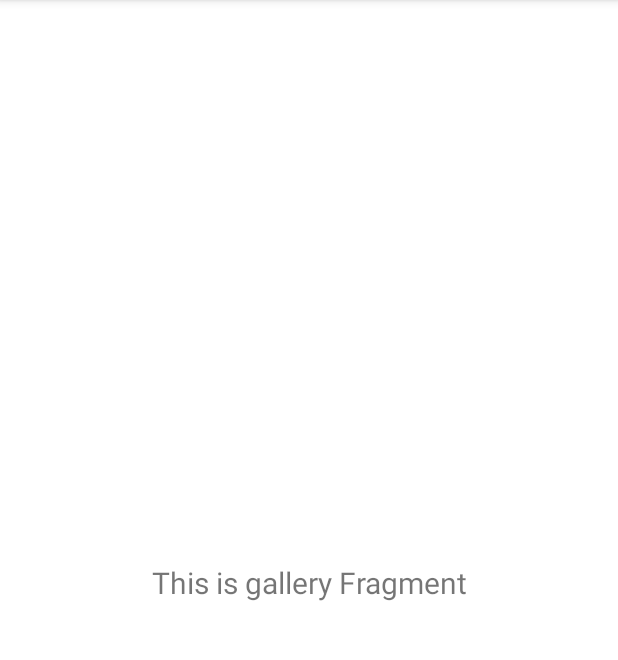
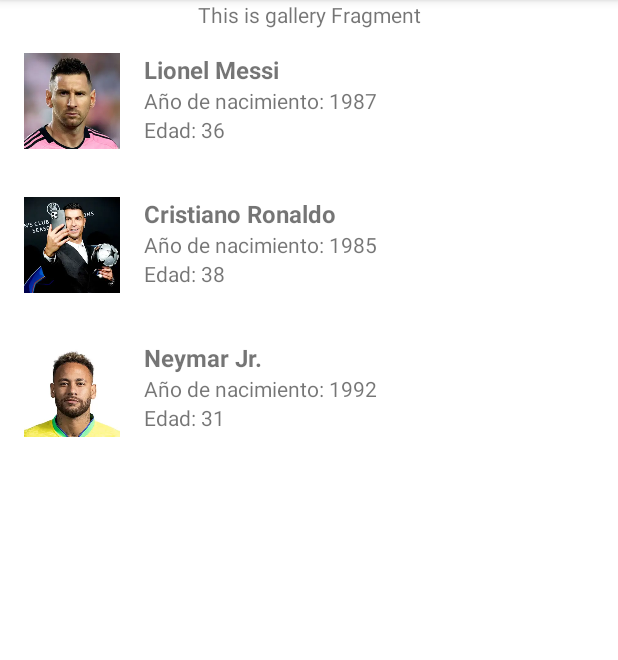
Before and after one commit to Adan28742/Pc01_Picon, an Android app: the fragment GalleryFragment shown on its own in the app's theme, on a phone screen of 412 x 824 dp, the part 84-744 px from its top. Run offline under Robolectric (Android 15) with nearby library versions, the phone set to English and light mode, and no system bars.

Commit message:
Avance_2

```diff
--- /dev/null
+++ b/app/src/main/java/dev/luisacu/pc01_picon_1_y_2/Player.kt
@@ -0,0 +1,10 @@
+package dev.luisacu.pc01_picon_1_y_2
+
+data class Player(
+    val imageResId: Int, // Recurso de la imagen
+    val fullName: String,
+    val birthYear: Int
+) {
+    val age: Int
+        get() = 2023 - birthYear // Calcula la edad
+}
--- /dev/null
+++ b/app/src/main/java/dev/luisacu/pc01_picon_1_y_2/PlayersAdapter.kt
@@ -0,0 +1,33 @@
+package dev.luisacu.pc01_picon_1_y_2
+
+import android.view.LayoutInflater
+import android.view.View
+import android.view.ViewGroup
+import android.widget.ImageView
+import android.widget.TextView
+import androidx.recyclerview.widget.RecyclerView
+
+class PlayersAdapter(private val players: List<Player>) : RecyclerView.Adapter<PlayersAdapter.PlayerViewHolder>() {
+
+    inner class PlayerViewHolder(itemView: View) : RecyclerView.ViewHolder(itemView) {
+        val imagePlayer: ImageView = itemView.findViewById(R.id.imagePlayer)
+        val textFullName: TextView = itemView.findViewById(R.id.textFullName)
+        val textBirthYear: TextView = itemView.findViewById(R.id.textBirthYear)
+        val textAge: TextView = itemView.findViewById(R.id.textAge)
+    }
+
+    override fun onCreateViewHolder(parent: ViewGroup, viewType: Int): PlayerViewHolder {
+        val view = LayoutInflater.from(parent.context).inflate(R.layout.item_player, parent, false)
+        return PlayerViewHolder(view)
+    }
+
+    override fun onBindViewHolder(holder: PlayerViewHolder, position: Int) {
+        val player = players[position]
+        holder.imagePlayer.setImageResource(player.imageResId)
+        holder.textFullName.text = player.fullName
+        holder.textBirthYear.text = "Año de nacimiento: ${player.birthYear}"
+        holder.textAge.text = "Edad: ${player.age}"
+    }
+
+    override fun getItemCount() = players.size
+}
--- a/app/src/main/java/dev/luisacu/pc01_picon_1_y_2/login_activity.kt
+++ b/app/src/main/java/dev/luisacu/pc01_picon_1_y_2/login_activity.kt
@@ -1,5 +1,6 @@
 package dev.luisacu.pc01_picon_1_y_2
 
+import android.content.Intent
 import android.content.SharedPreferences
 import android.os.Bundle
 import android.widget.Button
@@ -44,6 +45,8 @@ class login_activity : AppCompatActivity() {
 
             // Mostrar un mensaje de éxito
             Toast.makeText(this, "Login exitoso", Toast.LENGTH_SHORT).show()
+            val intent = Intent(this, MainActivity::class.java)
+            startActivity(intent)
         } else {
             // Mostrar un mensaje de error
             Toast.makeText(this, "Credenciales incorrectas", Toast.LENGTH_SHORT).show()
--- a/app/src/main/java/dev/luisacu/pc01_picon_1_y_2/ui/gallery/GalleryFragment.kt
+++ b/app/src/main/java/dev/luisacu/pc01_picon_1_y_2/ui/gallery/GalleryFragment.kt
@@ -4,18 +4,29 @@ import android.os.Bundle
 import android.view.LayoutInflater
 import android.view.View
 import android.view.ViewGroup
-import android.widget.TextView
 import androidx.fragment.app.Fragment
 import androidx.lifecycle.ViewModelProvider
+import androidx.recyclerview.widget.LinearLayoutManager
+import androidx.recyclerview.widget.RecyclerView
+import dev.luisacu.pc01_picon_1_y_2.PlayersAdapter
+import dev.luisacu.pc01_picon_1_y_2.R
+import dev.luisacu.pc01_picon_1_y_2.Player
 import dev.luisacu.pc01_picon_1_y_2.databinding.FragmentGalleryBinding
 
 class GalleryFragment : Fragment() {
 
     private var _binding: FragmentGalleryBinding? = null
+    private val binding get() = _binding!!
 
-    // This property is only valid between onCreateView and
-    // onDestroyView.
-    private val binding get() = _binding!!
+    private lateinit var recyclerView: RecyclerView
+    private lateinit var playersAdapter: PlayersAdapter
+
+    // Lista de jugadores de ejemplo
+    private val players = listOf(
+        Player(R.drawable.player1, "Lionel Messi", 1987),
+        Player(R.drawable.player2, "Cristiano Ronaldo", 1985),
+        Player(R.drawable.player3, "Neymar Jr.", 1992)
+    )
 
     override fun onCreateView(
         inflater: LayoutInflater,
@@ -28,10 +39,18 @@ class GalleryFragment : Fragment() {
         _binding = FragmentGalleryBinding.inflate(inflater, container, false)
         val root: View = binding.root
 
-        val textView: TextView = binding.textGallery
-        galleryViewModel.text.observe(viewLifecycleOwner) {
-            textView.text = it
+        // Configuración del RecyclerView
+        recyclerView = binding.recyclerViewPlayers
+        playersAdapter = PlayersAdapter(players)
+
+        recyclerView.layoutManager = LinearLayoutManager(context)
+        recyclerView.adapter = playersAdapter
+
+        // Observando el texto del ViewModel (opcional)
+        galleryViewModel.text.observe(viewLifecycleOwner) { text ->
+            binding.textGallery.text = text
         }
+
         return root
     }
 
--- a/app/src/main/res/layout/fragment_gallery.xml
+++ b/app/src/main/res/layout/fragment_gallery.xml
@@ -7,16 +7,22 @@
     tools:context=".ui.gallery.GalleryFragment">
 
     <TextView
-        android:id="@+id/text_gallery"
-        android:layout_width="match_parent"
+        android:id="@+id/textGallery"
+        android:layout_width="wrap_content"
         android:layout_height="wrap_content"
-        android:layout_marginStart="8dp"
-        android:layout_marginTop="8dp"
-        android:layout_marginEnd="8dp"
-        android:textAlignment="center"
-        android:textSize="20sp"
-        app:layout_constraintBottom_toBottomOf="parent"
+        android:text="Players"
+        app:layout_constraintBottom_toTopOf="@+id/recyclerViewPlayers"
         app:layout_constraintEnd_toEndOf="parent"
         app:layout_constraintStart_toStartOf="parent"
         app:layout_constraintTop_toTopOf="parent" />
+
+    <androidx.recyclerview.widget.RecyclerView
+        android:id="@+id/recyclerViewPlayers"
+        android:layout_width="0dp"
+        android:layout_height="0dp"
+        app:layout_constraintTop_toBottomOf="@+id/textGallery"
+        app:layout_constraintBottom_toBottomOf="parent"
+        app:layout_constraintStart_toStartOf="parent"
+        app:layout_constraintEnd_toEndOf="parent" />
+
 </androidx.constraintlayout.widget.ConstraintLayout>
--- /dev/null
+++ b/app/src/main/res/layout/item_player.xml
@@ -0,0 +1,37 @@
+<?xml version="1.0" encoding="utf-8"?>
+<LinearLayout xmlns:android="http://schemas.android.com/apk/res/android"
+    android:layout_width="match_parent"
+    android:layout_height="wrap_content"
+    android:orientation="horizontal"
+    android:padding="16dp">
+
+    <ImageView
+        android:id="@+id/imagePlayer"
+        android:layout_width="64dp"
+        android:layout_height="64dp"
+        android:layout_marginEnd="16dp"/>
+
+    <LinearLayout
+        android:layout_width="0dp"
+        android:layout_height="wrap_content"
+        android:layout_weight="1"
+        android:orientation="vertical">
+
+        <TextView
+            android:id="@+id/textFullName"
+            android:layout_width="wrap_content"
+            android:layout_height="wrap_content"
+            android:textSize="16sp"
+            android:textStyle="bold"/>
+
+        <TextView
+            android:id="@+id/textBirthYear"
+            android:layout_width="wrap_content"
+            android:layout_height="wrap_content"/>
+
+        <TextView
+            android:id="@+id/textAge"
+            android:layout_width="wrap_content"
+            android:layout_height="wrap_content"/>
+    </LinearLayout>
+</LinearLayout>
--- a/app/src/main/res/menu/activity_main_drawer.xml
+++ b/app/src/main/res/menu/activity_main_drawer.xml
@@ -11,10 +11,10 @@
         <item
             android:id="@+id/nav_gallery"
             android:icon="@drawable/ic_menu_gallery"
-            android:title="@string/menu_gallery" />
+            android:title="@string/nav_players" />
         <item
             android:id="@+id/nav_slideshow"
             android:icon="@drawable/ic_menu_slideshow"
-            android:title="@string/menu_slideshow" />
+            android:title="@string/nav_rend" />
     </group>
 </menu>
--- a/app/src/main/res/navigation/mobile_navigation.xml
+++ b/app/src/main/res/navigation/mobile_navigation.xml
@@ -3,6 +3,7 @@
     xmlns:app="http://schemas.android.com/apk/res-auto"
     xmlns:tools="http://schemas.android.com/tools"
     android:id="@+id/mobile_navigation"
+    android:label="@string/Playerstext"
     app:startDestination="@+id/nav_home">
 
     <fragment
@@ -14,12 +15,12 @@
     <fragment
         android:id="@+id/nav_gallery"
         android:name="dev.luisacu.pc01_picon_1_y_2.ui.gallery.GalleryFragment"
-        android:label="@string/menu_gallery"
+        android:label="@string/platext"
         tools:layout="@layout/fragment_gallery" />
 
     <fragment
         android:id="@+id/nav_slideshow"
         android:name="dev.luisacu.pc01_picon_1_y_2.ui.slideshow.SlideshowFragment"
-        android:label="@string/menu_slideshow"
+        android:label="@string/rtext"
         tools:layout="@layout/fragment_slideshow" />
 </navigation>
```
Also changed, not shown: app/src/main/java/dev/luisacu/pc01_picon_1_y_2/ui/slideshow/SlideshowFragment.kt (+24 -9 lines), app/src/main/res/layout/fragment_slideshow.xml (+57 -4 lines), app/src/main/res/values/strings.xml (+7 -0 lines), app/src/main/res/drawable/player1.png (added), app/src/main/res/drawable/player2.png (added), app/src/main/res/drawable/player3.png (added).
